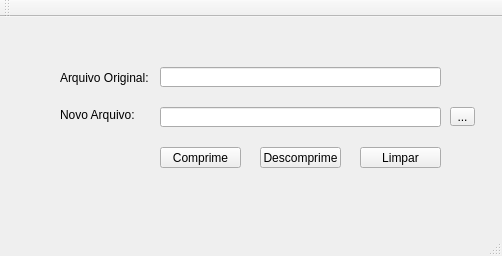
Old version of the form Huffman-Project/gui.ui in the repository tatiane-medeiros/Huffman.
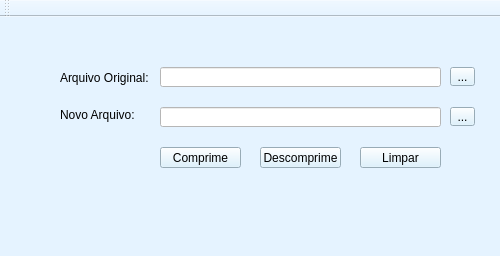
New version of the form.

Diff of the .ui file:
```diff
--- a/Huffman-Project/gui.ui
+++ b/Huffman-Project/gui.ui
@@ -1,18 +1,34 @@
 <?xml version="1.0" encoding="UTF-8"?>
 <ui version="4.0">
- <class>Gui</class>
- <widget class="QMainWindow" name="Gui">
+ <class>Huffman</class>
+ <widget class="QMainWindow" name="Huffman">
   <property name="geometry">
    <rect>
     <x>0</x>
     <y>0</y>
-    <width>502</width>
+    <width>500</width>
     <height>256</height>
    </rect>
   </property>
+  <property name="minimumSize">
+   <size>
+    <width>500</width>
+    <height>256</height>
+   </size>
+  </property>
+  <property name="maximumSize">
+   <size>
+    <width>510</width>
+    <height>256</height>
+   </size>
+  </property>
   <property name="windowTitle">
    <string>Gui</string>
   </property>
+  <property name="styleSheet">
+   <string notr="true">background-color: rgb(229, 243, 255);
+</string>
+  </property>
   <widget class="QWidget" name="centralWidget">
    <widget class="QLineEdit" name="arqOriginal">
     <property name="geometry">
@@ -23,13 +39,16 @@
       <height>20</height>
      </rect>
     </property>
+    <property name="styleSheet">
+     <string notr="true">background-color: rgb(255, 255, 255);</string>
+    </property>
    </widget>
    <widget class="QLabel" name="arquivo">
     <property name="geometry">
      <rect>
       <x>60</x>
       <y>50</y>
-      <width>101</width>
+      <width>91</width>
       <height>21</height>
      </rect>
     </property>
@@ -46,6 +65,9 @@
       <height>20</height>
      </rect>
     </property>
+    <property name="styleSheet">
+     <string notr="true">background-color: rgb(255, 255, 255);</string>
+    </property>
    </widget>
    <widget class="QPushButton" name="descomprime">
     <property name="geometry">
@@ -59,6 +81,9 @@
     <property name="cursor">
      <cursorShape>PointingHandCursor</cursorShape>
     </property>
+    <property name="styleSheet">
+     <string notr="true">background-color: rgb(213, 239, 255);</string>
+    </property>
     <property name="text">
      <string>Descomprime</string>
     </property>
@@ -75,6 +100,9 @@
     <property name="cursor">
      <cursorShape>PointingHandCursor</cursorShape>
     </property>
+    <property name="styleSheet">
+     <string notr="true">background-color: rgb(213, 239, 255);</string>
+    </property>
     <property name="text">
      <string>Comprime</string>
     </property>
@@ -84,7 +112,7 @@
      <rect>
       <x>60</x>
       <y>90</y>
-      <width>101</width>
+      <width>91</width>
       <height>16</height>
      </rect>
     </property>
@@ -104,6 +132,9 @@
     <property name="cursor">
      <cursorShape>PointingHandCursor</cursorShape>
     </property>
+    <property name="styleSheet">
+     <string notr="true">background-color: rgb(213, 239, 255);</string>
+    </property>
     <property name="text">
      <string>Limpar</string>
     </property>
@@ -117,10 +148,46 @@
       <height>19</height>
      </rect>
     </property>
+    <property name="cursor">
+     <cursorShape>PointingHandCursor</cursorShape>
+    </property>
+    <property name="styleSheet">
+     <string notr="true">background-color: rgb(213, 239, 255);</string>
+    </property>
     <property name="text">
      <string>...</string>
     </property>
    </widget>
+   <widget class="QToolButton" name="toolButton_2">
+    <property name="geometry">
+     <rect>
+      <x>450</x>
+      <y>50</y>
+      <width>25</width>
+      <height>19</height>
+     </rect>
+    </property>
+    <property name="cursor">
+     <cursorShape>PointingHandCursor</cursorShape>
+    </property>
+    <property name="styleSheet">
+     <string notr="true">background-color: rgb(213, 239, 255);</string>
+    </property>
+    <property name="text">
+     <string>...</string>
+    </property>
+   </widget>
+   <widget class="QWidget" name="gridLayoutWidget">
+    <property name="geometry">
+     <rect>
+      <x>170</x>
+      <y>220</y>
+      <width>160</width>
+      <height>80</height>
+     </rect>
+    </property>
+    <layout class="QGridLayout" name="gridLayout"/>
+   </widget>
   </widget>
   <widget class="QToolBar" name="mainToolBar">
    <attribute name="toolBarArea">
@@ -136,7 +203,7 @@
     <rect>
      <x>0</x>
      <y>0</y>
-     <width>502</width>
+     <width>500</width>
      <height>21</height>
     </rect>
    </property>
```
